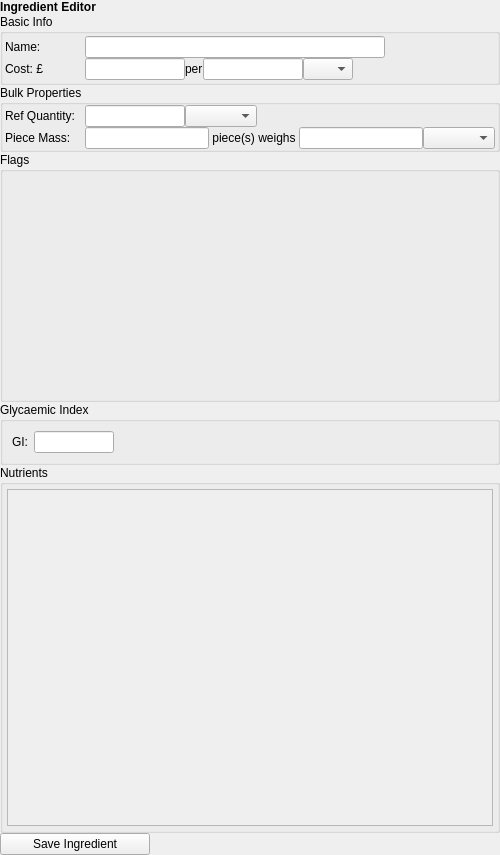
JamesAIzzard/codiet, file gui/ingredient_editor.ui: the form before one commit.
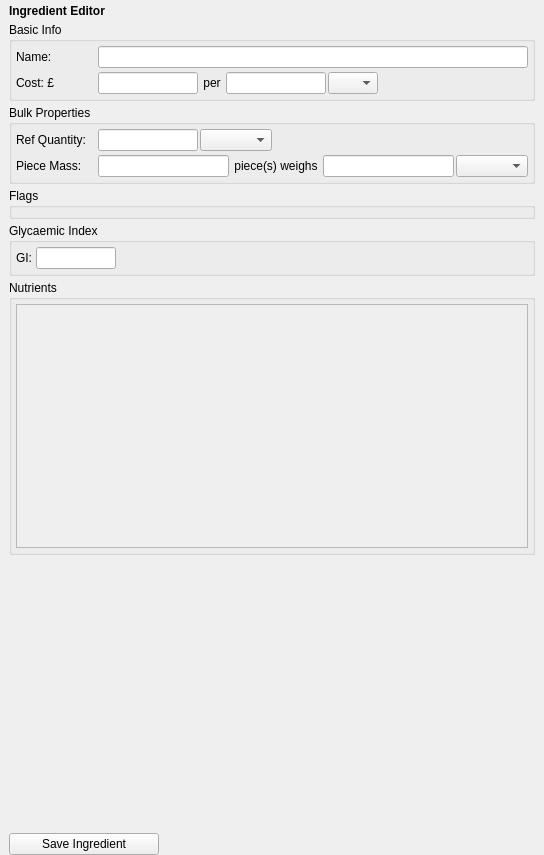
The form after the commit.

Commit message: Fixes ingredient editor layout.

What changed in the file:
```diff
--- a/gui/ingredient_editor.ui
+++ b/gui/ingredient_editor.ui
@@ -6,7 +6,7 @@
    <rect>
     <x>0</x>
     <y>0</y>
-    <width>500</width>
+    <width>544</width>
     <height>855</height>
    </rect>
   </property>
@@ -27,16 +27,16 @@
   </property>
   <layout class="QVBoxLayout" name="verticalLayout">
    <property name="spacing">
-    <number>0</number>
+    <number>4</number>
    </property>
    <property name="leftMargin">
-    <number>0</number>
+    <number>9</number>
    </property>
    <property name="topMargin">
-    <number>0</number>
+    <number>4</number>
    </property>
    <property name="rightMargin">
-    <number>0</number>
+    <number>9</number>
    </property>
    <property name="bottomMargin">
     <number>0</number>
@@ -60,25 +60,25 @@
      </property>
      <layout class="QVBoxLayout" name="verticalLayout_2">
       <property name="spacing">
-       <number>0</number>
+       <number>4</number>
       </property>
       <property name="leftMargin">
-       <number>2</number>
+       <number>4</number>
       </property>
       <property name="topMargin">
-       <number>2</number>
+       <number>4</number>
       </property>
       <property name="rightMargin">
-       <number>2</number>
+       <number>4</number>
       </property>
       <property name="bottomMargin">
-       <number>2</number>
+       <number>4</number>
       </property>
       <item>
        <widget class="QWidget" name="wg_name" native="true">
         <layout class="QHBoxLayout" name="horizontalLayout_2">
          <property name="spacing">
-          <number>0</number>
+          <number>2</number>
          </property>
          <property name="leftMargin">
           <number>0</number>
@@ -121,7 +121,7 @@
           <widget class="QLineEdit" name="txt_ingredient_name">
            <property name="minimumSize">
             <size>
-             <width>300</width>
+             <width>0</width>
              <height>0</height>
             </size>
            </property>
@@ -133,19 +133,6 @@
            </property>
           </widget>
          </item>
-         <item>
-          <spacer name="horizontalSpacer_4">
-           <property name="orientation">
-            <enum>Qt::Horizontal</enum>
-           </property>
-           <property name="sizeHint" stdset="0">
-            <size>
-             <width>40</width>
-             <height>20</height>
-            </size>
-           </property>
-          </spacer>
-         </item>
         </layout>
        </widget>
       </item>
@@ -153,7 +140,7 @@
        <widget class="QWidget" name="wg_cost" native="true">
         <layout class="QHBoxLayout" name="horizontalLayout">
          <property name="spacing">
-          <number>0</number>
+          <number>2</number>
          </property>
          <property name="leftMargin">
           <number>0</number>
@@ -211,7 +198,7 @@
          <item>
           <widget class="QLabel" name="label_5">
            <property name="text">
-            <string>per</string>
+            <string> per </string>
            </property>
           </widget>
          </item>
@@ -279,25 +266,25 @@
      </property>
      <layout class="QVBoxLayout" name="verticalLayout_3">
       <property name="spacing">
-       <number>0</number>
+       <number>4</number>
       </property>
       <property name="leftMargin">
-       <number>2</number>
+       <number>4</number>
       </property>
       <property name="topMargin">
-       <number>0</number>
+       <number>4</number>
       </property>
       <property name="rightMargin">
-       <number>2</number>
+       <number>4</number>
       </property>
       <property name="bottomMargin">
-       <number>0</number>
+       <number>4</number>
       </property>
       <item>
        <widget class="QWidget" name="wg_ref_qty" native="true">
         <layout class="QHBoxLayout" name="horizontalLayout_3">
          <property name="spacing">
-          <number>0</number>
+          <number>2</number>
          </property>
          <property name="leftMargin">
           <number>0</number>
@@ -388,7 +375,7 @@
        <widget class="QWidget" name="wg_piece_mass" native="true">
         <layout class="QHBoxLayout" name="horizontalLayout_4">
          <property name="spacing">
-          <number>0</number>
+          <number>2</number>
          </property>
          <property name="leftMargin">
           <number>0</number>
@@ -448,20 +435,55 @@
      <property name="minimumSize">
       <size>
        <width>0</width>
-       <height>250</height>
+       <height>0</height>
       </size>
      </property>
      <property name="title">
       <string>Flags</string>
      </property>
+     <layout class="QVBoxLayout" name="lyt_flags">
+      <property name="spacing">
+       <number>0</number>
+      </property>
+      <property name="leftMargin">
+       <number>0</number>
+      </property>
+      <property name="topMargin">
+       <number>0</number>
+      </property>
+      <property name="rightMargin">
+       <number>0</number>
+      </property>
+      <property name="bottomMargin">
+       <number>0</number>
+      </property>
+     </layout>
     </widget>
    </item>
    <item>
-    <widget class="QGroupBox" name="wg_glycaemic_index">
+    <widget class="QGroupBox" name="gbx_glycaemic_index">
+     <property name="enabled">
+      <bool>true</bool>
+     </property>
      <property name="title">
       <string>Glycaemic Index</string>
      </property>
      <layout class="QHBoxLayout" name="horizontalLayout_5">
+      <property name="spacing">
+       <number>4</number>
+      </property>
+      <property name="leftMargin">
+       <number>4</number>
+      </property>
+      <property name="topMargin">
+       <number>4</number>
+      </property>
+      <property name="rightMargin">
+       <number>4</number>
+      </property>
+      <property name="bottomMargin">
+       <number>4</number>
+      </property>
       <item>
        <widget class="QLabel" name="label_8">
         <property name="text">
@@ -506,6 +528,12 @@
      <property name="minimumSize">
       <size>
        <width>0</width>
+       <height>0</height>
+      </size>
+     </property>
+     <property name="maximumSize">
+      <size>
+       <width>16777215</width>
        <height>300</height>
       </size>
      </property>
@@ -533,7 +561,7 @@
         <property name="maximumSize">
          <size>
           <width>16777215</width>
-          <height>400</height>
+          <height>16777215</height>
          </size>
         </property>
         <property name="widgetResizable">
@@ -544,16 +572,46 @@
           <rect>
            <x>0</x>
            <y>0</y>
-           <width>484</width>
-           <height>313</height>
+           <width>510</width>
+           <height>265</height>
           </rect>
          </property>
+         <layout class="QVBoxLayout" name="lyt_nutrients">
+          <property name="spacing">
+           <number>2</number>
+          </property>
+          <property name="leftMargin">
+           <number>4</number>
+          </property>
+          <property name="topMargin">
+           <number>4</number>
+          </property>
+          <property name="rightMargin">
+           <number>4</number>
+          </property>
+          <property name="bottomMargin">
+           <number>4</number>
+          </property>
+         </layout>
         </widget>
        </widget>
       </item>
      </layout>
     </widget>
    </item>
+   <item>
+    <spacer name="verticalSpacer">
+     <property name="orientation">
+      <enum>Qt::Vertical</enum>
+     </property>
+     <property name="sizeHint" stdset="0">
+      <size>
+       <width>20</width>
+       <height>40</height>
+      </size>
+     </property>
+    </spacer>
+   </item>
    <item>
     <widget class="QPushButton" name="btn_save_ingredient">
      <property name="sizePolicy">
```
Left out of the diff: 6 changed lines with no effect on the pictures. The commit also changes 4 other files.
